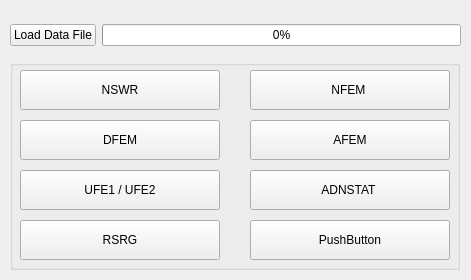
Old version of the form src/main/resources/base/theme/load.ui in the repository bigusef/rocks.
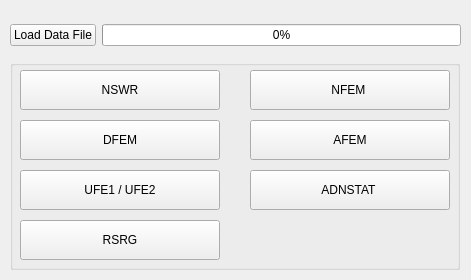
New version of the form.

Diff of the .ui file:
```diff
--- a/src/main/resources/base/theme/load.ui
+++ b/src/main/resources/base/theme/load.ui
@@ -10,6 +10,18 @@
     <height>280</height>
    </rect>
   </property>
+  <property name="minimumSize">
+   <size>
+    <width>471</width>
+    <height>280</height>
+   </size>
+  </property>
+  <property name="maximumSize">
+   <size>
+    <width>471</width>
+    <height>280</height>
+   </size>
+  </property>
   <property name="windowTitle">
    <string>Form</string>
   </property>
@@ -103,19 +115,6 @@
      <string>NFEM </string>
     </property>
    </widget>
-   <widget class="QPushButton" name="pushButton_8">
-    <property name="geometry">
-     <rect>
-      <x>240</x>
-      <y>160</y>
-      <width>200</width>
-      <height>40</height>
-     </rect>
-    </property>
-    <property name="text">
-     <string>PushButton</string>
-    </property>
-   </widget>
    <widget class="QPushButton" name="btn_afem">
     <property name="geometry">
      <rect>
```
Left out of the diff: 10 changed lines with no effect on the pictures.
